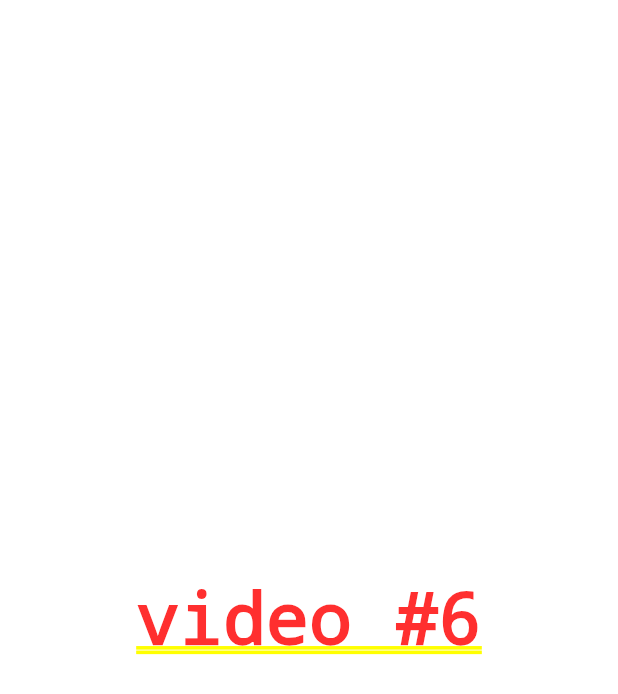
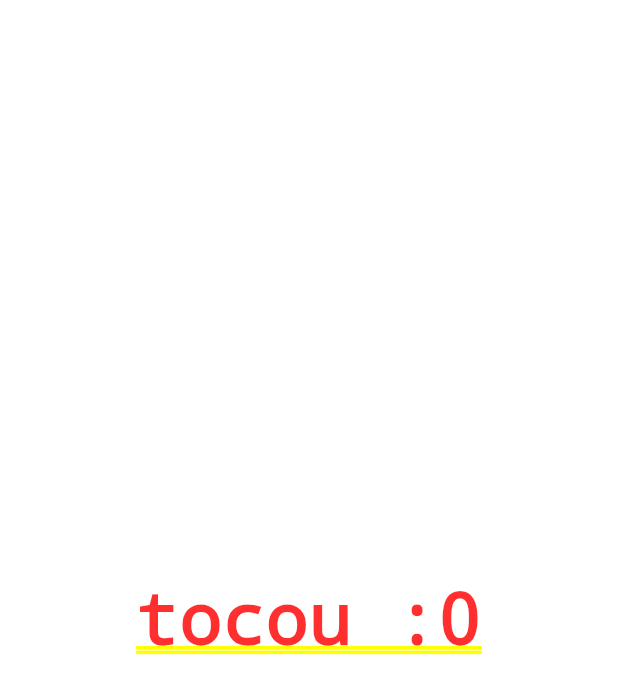
Before and after one commit to AndreLucyo2/estudo_flutter_ui_01, a Flutter app: the screen it shows after launch, on a phone screen of 412 x 824 dp. Shown: the top 694 px of the screen. Run offline on Flutter 3.47's test engine with Material 2 defaults, Android fonts, the phone set to English and light mode, and no system bars.

Commit message:
video #8 https://youtu.be/8-mnyze0gKw?list=PLlBnICoI-g-d-J57QIz6Tx5xtUDGQdBFB

```diff
--- a/lib/main.dart
+++ b/lib/main.dart
@@ -17,22 +17,36 @@ class AppWidget extends StatelessWidget {
 }
 
 //----------------------------------------------------------------------
-//Video #8
+//Video #8 https://youtu.be/8-mnyze0gKw?list=PLlBnICoI-g-d-J57QIz6Tx5xtUDGQdBFB
 //Home page: pagina com estado
 class HomePage extends StatefulWidget {
   @override
   State<HomePage> createState() {
-    return HomePageState('video #6');
+    return HomePageState();
   }
 }
 
 //----------------------------------------------------------------------
 //estado da pagina Home
 class HomePageState extends State<HomePage> {
-  final String titulo;
-  HomePageState(this.titulo);
+  int contador = 0;
+
   @override
   Widget build(BuildContext context) {
-    return Container(child: Center(child: Text(titulo)));
+    return Container(
+        child: Center(
+      //detecta gestos em um widget toque por exemplo
+      child: GestureDetector(
+        child: Text('tocou :$contador'),
+        //evento de toque: executa quando for clicado:
+        onTap: () {
+          //Modifica o estado da variavel: o setState refaz o Build
+          setState(() {
+            contador++;
+          });
+          print('Clicado :$contador!!!');
+        },
+      ),
+    ));
   }
 }
```
